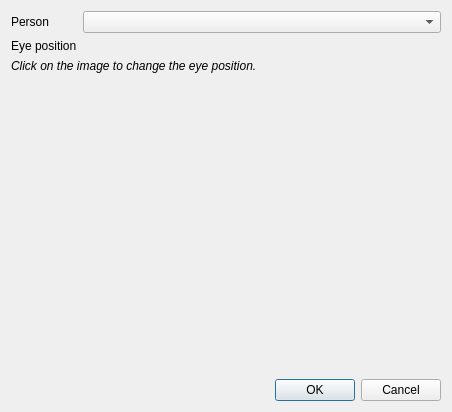
Spark-NF/face-detector, file addpicturedialog.ui: the form before one commit.
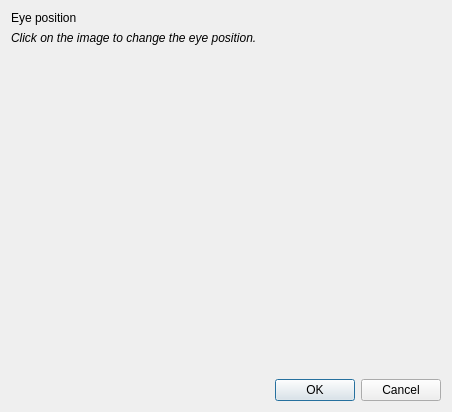
The form after the commit.

Commit message: Add person edit window. Fix issue when less than two eyes are detected when adding image.

What changed in the file:
```diff
--- a/addpicturedialog.ui
+++ b/addpicturedialog.ui
@@ -17,27 +17,20 @@
    <item>
     <layout class="QFormLayout" name="formLayout">
      <item row="0" column="0">
-      <widget class="QLabel" name="labelPerson">
-       <property name="text">
-        <string>Person</string>
-       </property>
-      </widget>
-     </item>
-     <item row="0" column="1">
-      <widget class="QComboBox" name="comboPerson"/>
-     </item>
-     <item row="1" column="0">
       <widget class="QLabel" name="labelEyes">
        <property name="text">
         <string>Eye position</string>
        </property>
       </widget>
      </item>
-     <item row="2" column="0" colspan="2">
+     <item row="1" column="0" colspan="2">
       <widget class="QLabel" name="labelInfo">
        <property name="text">
         <string>&lt;i&gt;Click on the image to change the eye position.&lt;/i&gt;</string>
        </property>
+       <property name="wordWrap">
+        <bool>true</bool>
+       </property>
       </widget>
      </item>
     </layout>
```
The commit also changes 11 other files.
